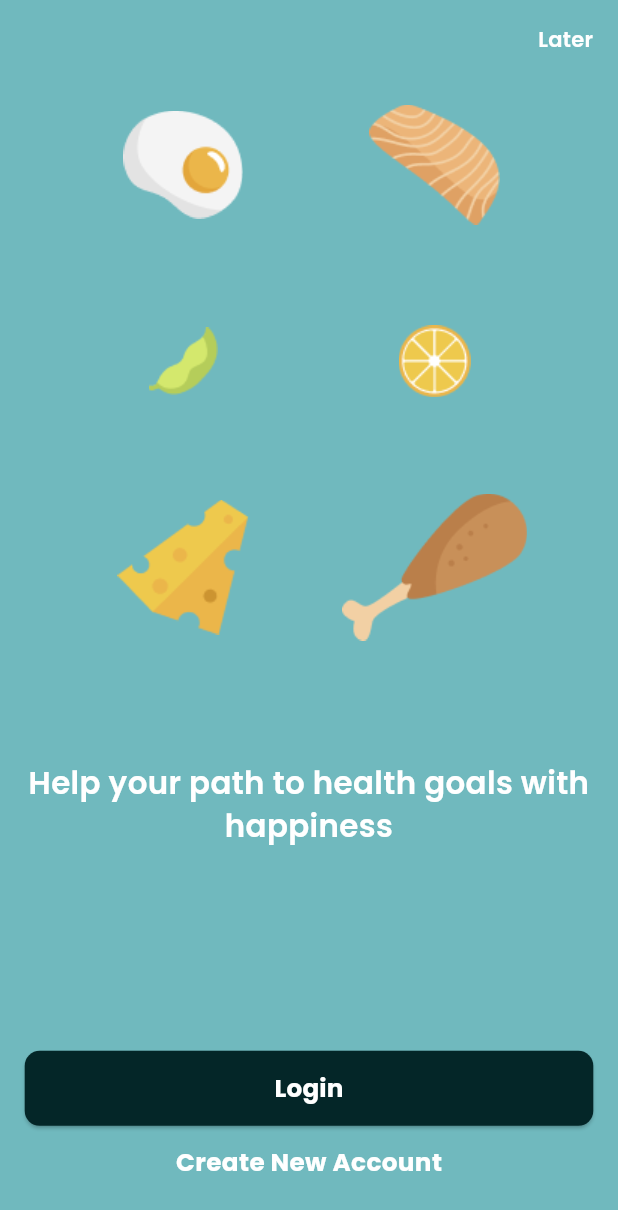
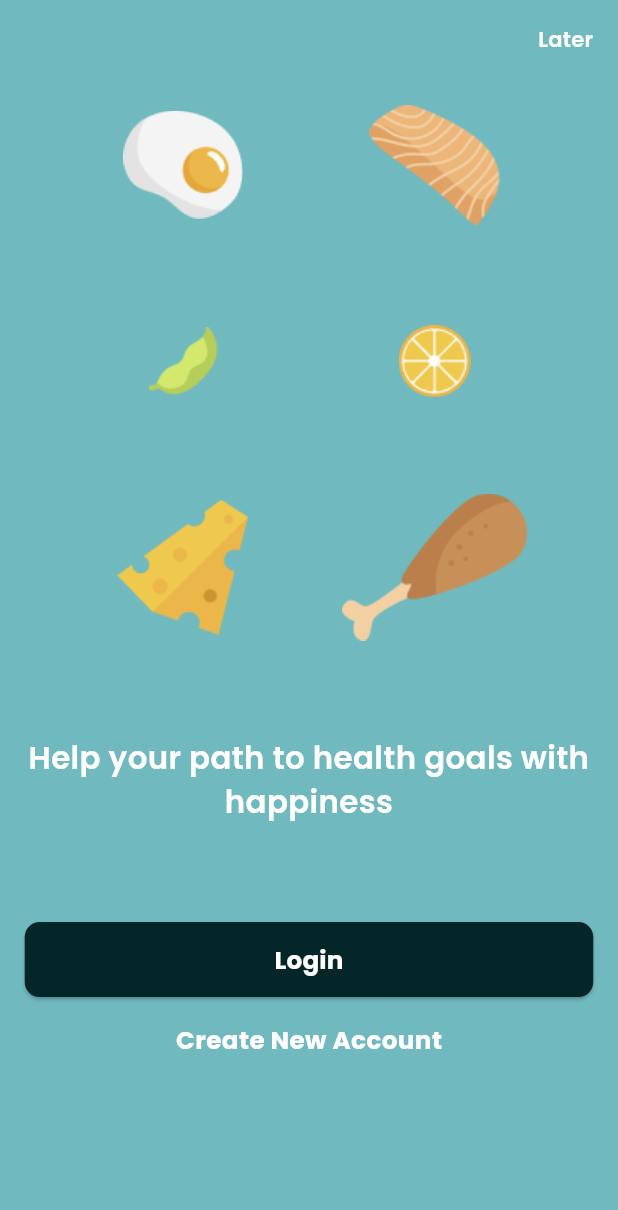
Before and after one commit to jincykp/tastybite_app, a Flutter app: the screen it shows after launch, on a phone screen of 412 x 824 dp. Shown: the top 1210 px of the screen. Run offline on Flutter 3.47's test engine with Material 3 defaults, Android fonts, the phone set to English and light mode, and no system bars; our stand-ins replace get, google_fonts.

Commit message:
chore: minor UI tweaks and code cleanup

```diff
--- a/lib/screens/login_screen.dart
+++ b/lib/screens/login_screen.dart
@@ -2,7 +2,7 @@ import 'package:flutter/material.dart';
 import 'package:tastybite/core/app_colors.dart';
 import 'package:tastybite/screens/bottom_nav_screen.dart';
 import 'package:tastybite/widgets/custom_button.dart';
-import 'package:tastybite/core/app_text_styles.dart'; // ✅ Import your AppTextStyles
+import 'package:tastybite/core/app_text_styles.dart';
 
 class LoginScreen extends StatelessWidget {
   const LoginScreen({super.key});
@@ -20,7 +20,29 @@ class LoginScreen extends StatelessWidget {
           child: Column(
             children: [
               // Top right "Later"
-              Row(
+              _buildTopSection(),
+
+              SizedBox(height: screenHeight * 0.02),
+
+              // Image grid section
+              _buildImageGrid(screenWidth, screenHeight),
+
+              SizedBox(height: screenHeight * 0.06), // Controlled spacing
+              // Heading section
+              _buildHeadingSection(screenWidth),
+
+              SizedBox(height: screenHeight * 0.08), // Controlled spacing
+              // Bottom section with buttons
+              _buildBottomSection(context, screenWidth, screenHeight),
+            ],
+          ),
+        ),
+      ),
+    );
+  }
+
+  Widget _buildTopSection() {
+    return Row(
       mainAxisAlignment: MainAxisAlignment.end,
       children: [
         Text(
@@ -31,60 +53,45 @@ class LoginScreen extends StatelessWidget {
           ),
         ),
       ],
-              ),
-              SizedBox(height: screenHeight * 0.02),
+    );
+  }
 
-              // Image grid
-              Column(
+  Widget _buildImageGrid(double screenWidth, double screenHeight) {
+    return Column(
       children: [
-                  Row(
+        _buildImageRow([
+          'assets/images/log_one.png',
+          'assets/images/log_two.png',
+        ], screenWidth),
+
+        SizedBox(height: screenHeight * 0.015),
+
+        _buildImageRow([
+          'assets/images/log_three.png',
+          'assets/images/log_four.png',
+        ], screenWidth),
+
+        SizedBox(height: screenHeight * 0.015),
+
+        _buildImageRow([
+          'assets/images/log_five.png',
+          'assets/images/log_six.png',
+        ], screenWidth),
+      ],
+    );
+  }
+
+  Widget _buildImageRow(List<String> imagePaths, double screenWidth) {
+    return Row(
       mainAxisAlignment: MainAxisAlignment.spaceEvenly,
-                    children: [
-                      Image.asset(
-                        'assets/images/log_one.png',
-                        width: screenWidth * 0.3,
-                      ),
-                      Image.asset(
-                        'assets/images/log_two.png',
-                        width: screenWidth * 0.3,
-                      ),
-                    ],
-                  ),
-                  SizedBox(height: screenHeight * 0.015),
-                  Row(
-                    mainAxisAlignment: MainAxisAlignment.spaceEvenly,
-                    children: [
-                      Image.asset(
-                        'assets/images/log_three.png',
-                        width: screenWidth * 0.3,
-                      ),
-                      Image.asset(
-                        'assets/images/log_four.png',
-                        width: screenWidth * 0.3,
-                      ),
-                    ],
-                  ),
-                  SizedBox(height: screenHeight * 0.015),
-                  Row(
-                    mainAxisAlignment: MainAxisAlignment.spaceEvenly,
-                    children: [
-                      Image.asset(
-                        'assets/images/log_five.png',
-                        width: screenWidth * 0.3,
-                      ),
-                      Image.asset(
-                        'assets/images/log_six.png',
-                        width: screenWidth * 0.3,
-                      ),
-                    ],
-                  ),
-                ],
-              ),
+      children: imagePaths
+          .map((imagePath) => Image.asset(imagePath, width: screenWidth * 0.3))
+          .toList(),
+    );
+  }
 
-              SizedBox(height: screenHeight * 0.08),
-
-              // Heading
-              Text(
+  Widget _buildHeadingSection(double screenWidth) {
+    return Text(
       'Help your path to health goals with happiness',
       style: AppTextStyles.poppins(
         fontSize: screenWidth * 0.050,
@@ -92,10 +99,16 @@ class LoginScreen extends StatelessWidget {
         color: AppColors.white,
       ),
       textAlign: TextAlign.center,
-              ),
+    );
+  }
 
-              const Spacer(),
-
+  Widget _buildBottomSection(
+    BuildContext context,
+    double screenWidth,
+    double screenHeight,
+  ) {
+    return Column(
+      children: [
         // Login button
         CustomButton(
           text: 'Login',
@@ -107,10 +120,14 @@ class LoginScreen extends StatelessWidget {
           },
         ),
 
-              SizedBox(height: screenHeight * 0.015),
-
+        SizedBox(height: screenHeight * 0.02), // Reduced spacing
         // Create account text
-              Text(
+        GestureDetector(
+          onTap: () {
+            // Add navigation to create account screen
+            // Navigator.push(context, MaterialPageRoute(builder: (context) => CreateAccountScreen()));
+          },
+          child: Text(
             'Create New Account',
             style: AppTextStyles.poppins(
               fontSize: screenWidth * 0.040,
@@ -118,12 +135,10 @@ class LoginScreen extends StatelessWidget {
               color: AppColors.white,
             ),
           ),
+        ),
 
         SizedBox(height: screenHeight * 0.025),
       ],
-          ),
-        ),
-      ),
     );
   }
 }
--- a/lib/widgets/my_favorates_card.dart
+++ b/lib/widgets/my_favorates_card.dart
@@ -20,6 +20,7 @@ class MyFavoriteCard extends StatelessWidget {
   @override
   Widget build(BuildContext context) {
     return Card(
+      color: AppColors.white,
       elevation: 4,
       shape: RoundedRectangleBorder(borderRadius: BorderRadius.circular(12)),
       child: Padding(
```
Lines whose indentation alone changed are shown as unchanged.
